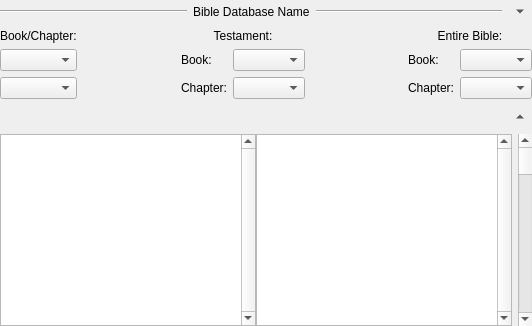
dewhisna/KingJamesPureBibleSearch, file programs/KJVCanOpener/KJVBrowser.ui: the form before one commit.
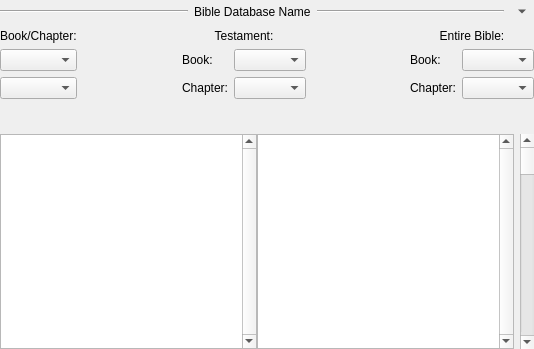
The form after the commit. Icons and pictures are not drawn. Custom widgets are drawn as their Qt base class.

Commit message: Turn btnSetBrowserDisplayMode into a popup menu.

Diff of the .ui file:
```diff
--- a/programs/KJVCanOpener/KJVBrowser.ui
+++ b/programs/KJVCanOpener/KJVBrowser.ui
@@ -24,6 +24,14 @@
 ****************************************************************************</comment>
  <class>CKJVBrowser</class>
  <widget class="QWidget" name="CKJVBrowser">
+  <property name="geometry">
+   <rect>
+    <x>0</x>
+    <y>0</y>
+    <width>534</width>
+    <height>349</height>
+   </rect>
+  </property>
   <property name="windowTitle">
    <string>KJVBrowserForm</string>
   </property>
@@ -316,12 +324,12 @@
        <property name="checked">
         <bool>false</bool>
        </property>
+       <property name="popupMode">
+        <enum>QToolButton::InstantPopup</enum>
+       </property>
        <property name="autoRaise">
         <bool>true</bool>
        </property>
-       <property name="arrowType">
-        <enum>Qt::UpArrow</enum>
-       </property>
       </widget>
      </item>
     </layout>
```
Left out of the diff: 14 changed lines with no effect on the pictures. The commit also changes 8 other files.
